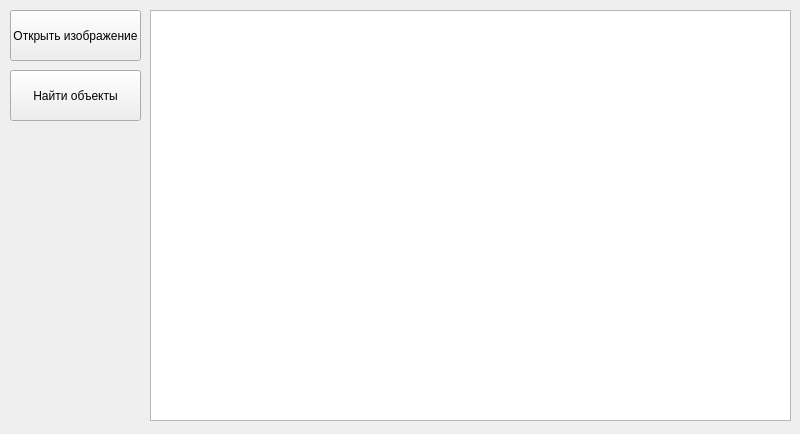
Above: ui/main.ui from Andinoriel/CW-Neural-Network-Recognition before the change. Below: the same form after it.
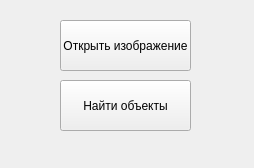
That is the form after the change.

Commit message: UI, NET: added simple interface; added simple functions

What changed in the file:
```diff
--- a/ui/main.ui
+++ b/ui/main.ui
@@ -2,12 +2,15 @@
 <ui version="4.0">
  <class>MainWindow</class>
  <widget class="QMainWindow" name="MainWindow">
+  <property name="enabled">
+   <bool>true</bool>
+  </property>
   <property name="geometry">
    <rect>
     <x>0</x>
     <y>0</y>
-    <width>800</width>
-    <height>434</height>
+    <width>254</width>
+    <height>168</height>
    </rect>
   </property>
   <property name="windowTitle">
@@ -17,8 +20,8 @@
    <widget class="QPushButton" name="openFileDialog">
     <property name="geometry">
      <rect>
-      <x>10</x>
-      <y>10</y>
+      <x>60</x>
+      <y>20</y>
       <width>131</width>
       <height>51</height>
      </rect>
@@ -27,21 +30,11 @@
      <string>Открыть изображение</string>
     </property>
    </widget>
-   <widget class="QGraphicsView" name="graphicsView">
-    <property name="geometry">
-     <rect>
-      <x>150</x>
-      <y>10</y>
-      <width>641</width>
-      <height>411</height>
-     </rect>
-    </property>
-   </widget>
    <widget class="QPushButton" name="findObject">
     <property name="geometry">
      <rect>
-      <x>10</x>
-      <y>70</y>
+      <x>60</x>
+      <y>80</y>
       <width>131</width>
       <height>51</height>
      </rect>
```
The commit also changes 4 other files.
